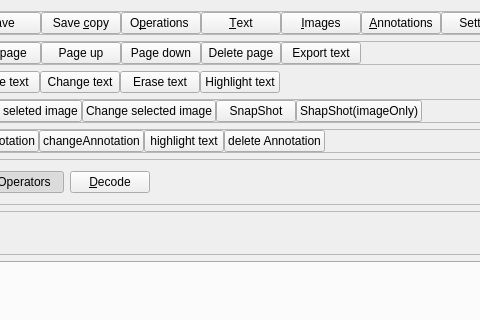
caronnee/pdfeditor, file pdfgui.ui: the form before one commit; both pictures show x 211 to 691 and y 0 to 320 of the 878 by 646 pixel window.
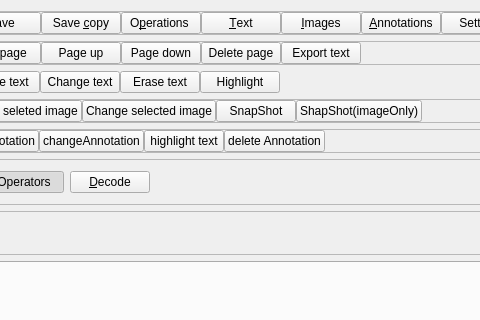
The form after the commit. Icons and pictures are not drawn. Custom widgets are drawn as their Qt base class.

The edit to the form file:
```diff
--- a/pdfgui.ui
+++ b/pdfgui.ui
@@ -579,7 +579,7 @@
           <string>highlight text</string>
          </property>
          <property name="text">
-          <string>Highlight text</string>
+          <string>Highlight</string>
          </property>
          <property name="icon">
           <iconset resource="pdf.qrc">
```
